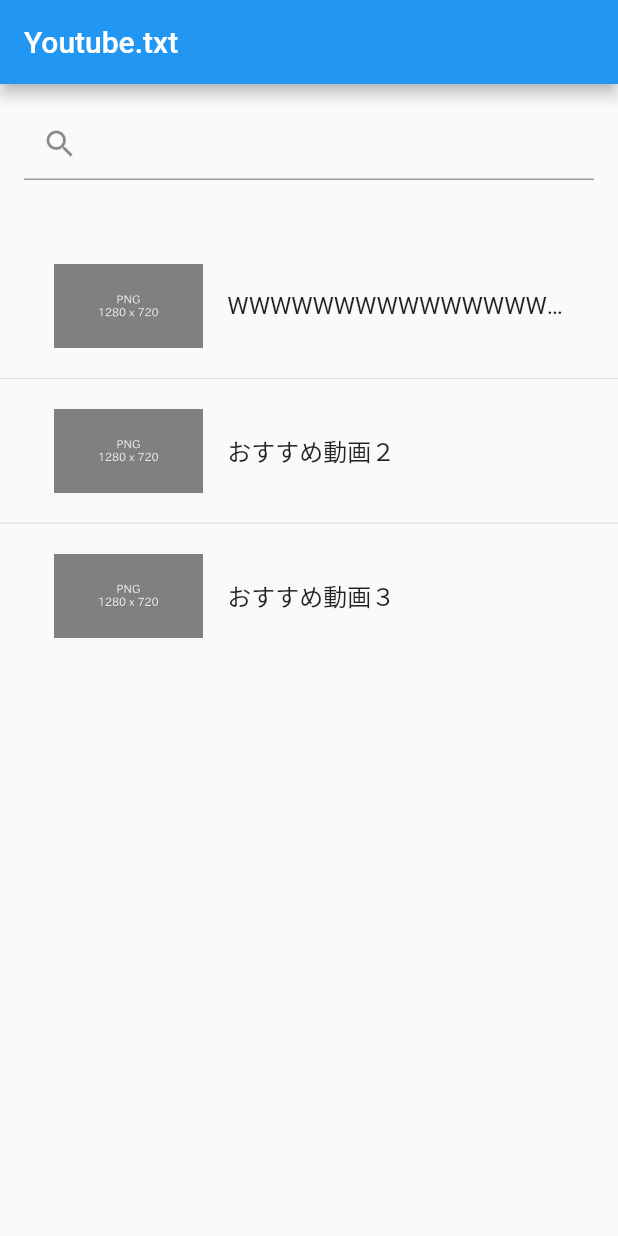
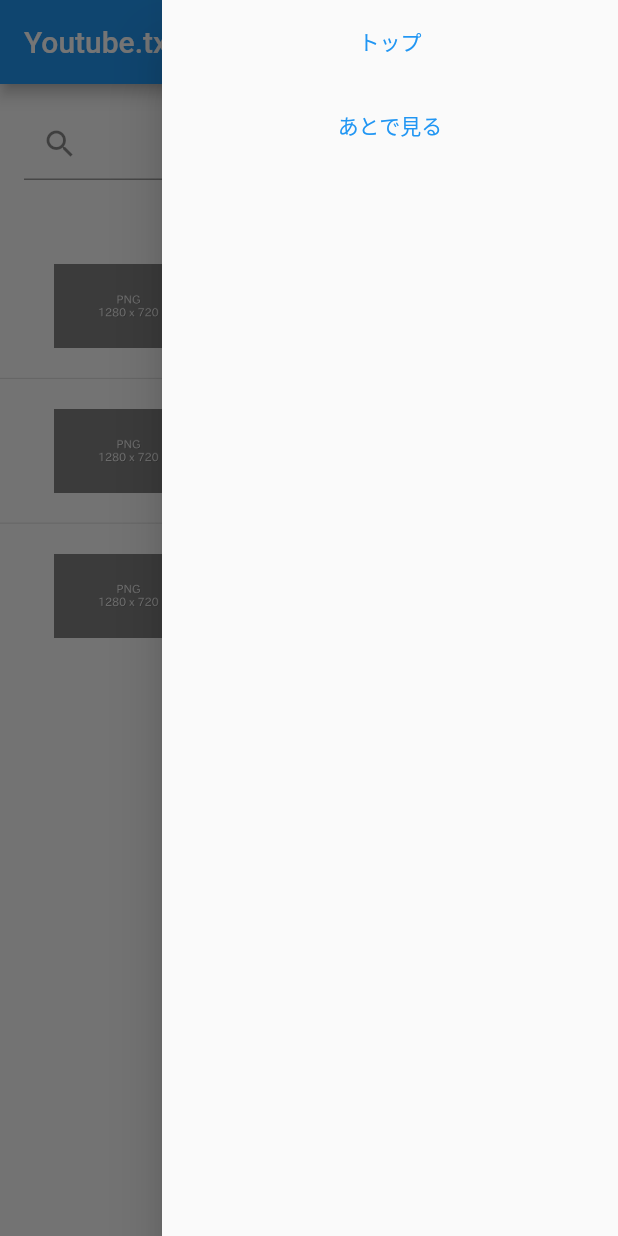
Before and after one commit to K-Hayashi884/Practice-of-Information-Systems-2nd-frontend, a Flutter app: the screen it shows after launch, with the side drawer open (before the commit the screen has no drawer), on a phone screen of 412 x 824 dp. Run offline on Flutter 3.47's test engine with Material 2 defaults, Android fonts, the phone set to English and light mode, and no system bars.

Commit message:
後で見る画面の作成

```diff
--- a/youtube_txt/lib/index.dart
+++ b/youtube_txt/lib/index.dart
@@ -1,5 +1,6 @@
 import 'package:flutter/material.dart';
 import 'package:youtube_txt/model/video.dart';
+import 'package:youtube_txt/widget/drawer_menu.dart';
 
 class IndexPage extends StatelessWidget {
   const IndexPage({super.key});
@@ -103,6 +104,7 @@ class IndexPage extends StatelessWidget {
 
     return Scaffold(
       appBar: AppBar(title: const Text("Youtube.txt")),
+      endDrawer: const DrawerMenu(),
       body: CustomScrollView(
         slivers: [
           SliverList(delegate: SliverChildListDelegate(thumbnailItems)),
--- a/youtube_txt/lib/main.dart
+++ b/youtube_txt/lib/main.dart
@@ -1,5 +1,6 @@
 import 'package:flutter/material.dart';
 import 'package:youtube_txt/index.dart';
+import 'package:youtube_txt/later_videos.dart';
 import 'package:youtube_txt/top.dart';
 
 void main() => runApp(const MyApp());
@@ -14,9 +15,11 @@ class MyApp extends StatelessWidget {
       theme: ThemeData(
         primaryColor: Colors.white,
       ),
+      initialRoute: "top",
       routes: {
-        '/': (context) => const TopPage(),
+        'top': (context) => const TopPage(),
         'index': (context) => const IndexPage(),
+        'later': (context) => const LaterVideosPage(),
       },
     );
   }
--- a/youtube_txt/lib/top.dart
+++ b/youtube_txt/lib/top.dart
@@ -1,4 +1,5 @@
 import 'package:flutter/material.dart';
+import 'package:youtube_txt/widget/drawer_menu.dart';
 import 'package:youtube_txt/widget/video_list.dart';
 
 import 'model/video.dart';
@@ -12,6 +13,7 @@ class TopPage extends StatelessWidget {
       appBar: AppBar(
         title: const Text("Youtube.txt"),
       ),
+      endDrawer: const DrawerMenu(),
       body: SingleChildScrollView(
         child: Column(
           children: [
@@ -19,11 +21,6 @@ class TopPage extends StatelessWidget {
               padding: EdgeInsets.all(16),
               child: TextField(
                 decoration: InputDecoration(prefixIcon: Icon(Icons.search)),
-                // onChanged: (value) {
-                //   setState(() {
-                //     _text = value;
-                //   });
-                // },
               ),
             ),
             VideoList([
@@ -39,7 +36,12 @@ class TopPage extends StatelessWidget {
                 comments: [
                   "12:34 ここ好き",
                   "56:78 ここ好き",
-                  "WWWWWWWWWWWWWWWWWWWWWWWWWWWWWWWWWWWWWWWWWWWWWWWWWWWWWWWWWWWWWWWWWWWWWWWWWWWWWWWWWWWWW"
+                  "WWWWWWWWWWWWWWWWWWWWWWWWWWWWWWWWWWWWWWWWWWWWWWWWWWWWWWWWWWWWWWWWWWWWWWWWWWWWWWWWWWWWW",
+                  "a",
+                  "b",
+                  "c",
+                  "d",
+                  "e"
                 ],
               )),
               VideoListTile(Video(
--- /dev/null
+++ b/youtube_txt/lib/widget/drawer_menu.dart
@@ -0,0 +1,31 @@
+import 'package:flutter/material.dart';
+
+class DrawerMenu extends StatelessWidget {
+  const DrawerMenu({super.key});
+
+  @override
+  Widget build(BuildContext context) {
+    return Drawer(
+      child: ListView(
+        children: [
+          ListTile(
+            title: TextButton(
+              child: const Text("トップ"),
+              onPressed: () {
+                Navigator.pushReplacementNamed(context, "top");
+              },
+            ),
+          ),
+          ListTile(
+            title: TextButton(
+              child: const Text("あとで見る"),
+              onPressed: () {
+                Navigator.pushReplacementNamed(context, "later");
+              },
+            ),
+          ),
+        ],
+      ),
+    );
+  }
+}
--- a/youtube_txt/lib/widget/video_list.dart
+++ b/youtube_txt/lib/widget/video_list.dart
@@ -27,21 +27,22 @@ class VideoList extends StatelessWidget {
 }
 
 class VideoListTile extends StatelessWidget {
-  final Video _video;
-
-  const VideoListTile(this._video, {super.key});
+  final Video video;
+  final Widget? trailing;
+  const VideoListTile(this.video, {super.key, this.trailing});
 
   @override
   Widget build(BuildContext context) {
     return ListTile(
-      leading: SizedBox(height: 120, child: _video.image),
+      leading: SizedBox(height: 120, child: video.image),
       title: Text(
-        _video.title,
+        video.title,
         overflow: TextOverflow.ellipsis,
       ),
       onTap: () {
-        Navigator.pushNamed(context, "index", arguments: _video);
+        Navigator.pushNamed(context, "index", arguments: video);
       },
+      trailing: trailing,
     );
   }
 }
```
Also changed, not shown: youtube_txt/lib/later_videos.dart (added, +61 -0 lines).
